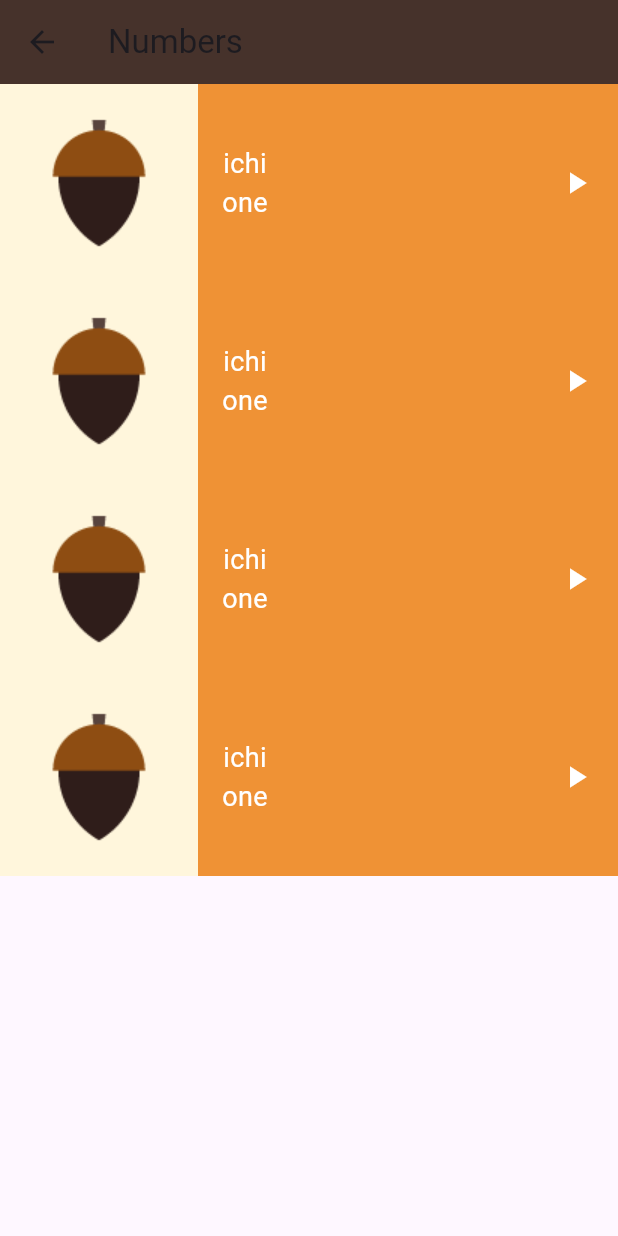
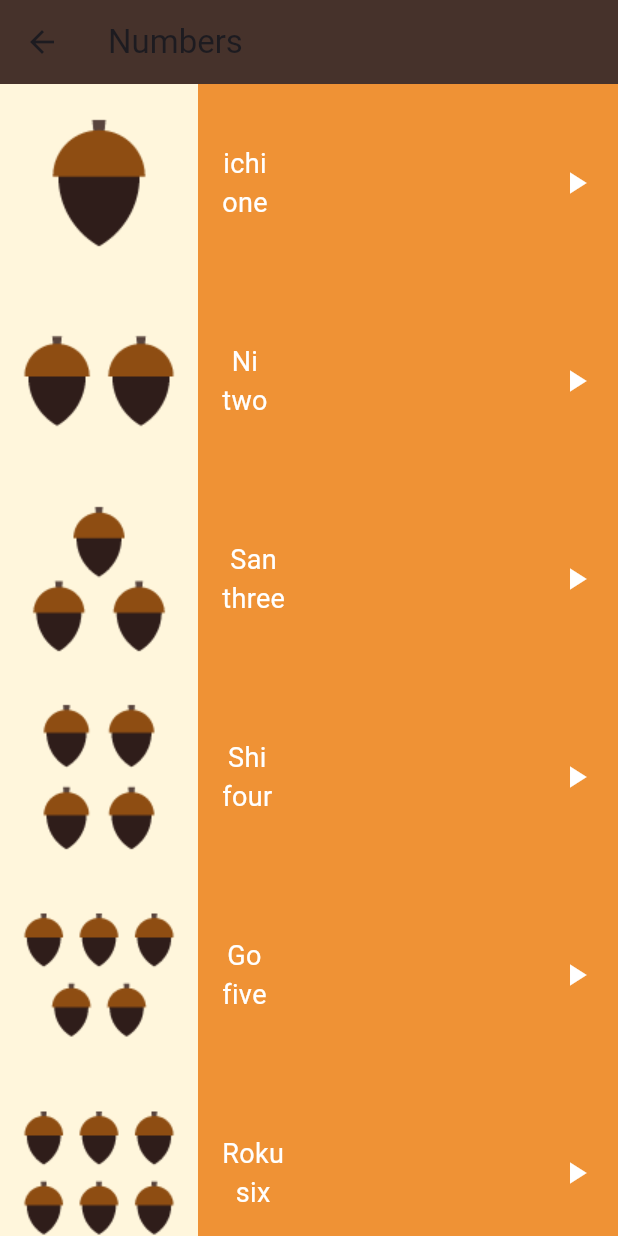
Before and after one commit to faresarar/toku, a Flutter app: the NumberScreen screen opened directly, on a phone screen of 412 x 824 dp. Run offline on Flutter 3.47's test engine with Material 3 defaults, Android fonts, the phone set to English and light mode, and no system bars.

Commit message:
creating list of numbers

```diff
--- a/lib/screens/number_screen.dart
+++ b/lib/screens/number_screen.dart
@@ -5,11 +5,68 @@
 
 class NumberScreen extends StatelessWidget {
   const NumberScreen({super.key});
-   final Number one = const Number(
-    image: "assets/images/numbers/number_one.png",
-    jpName: "ichi",
-    enName: "one",
-  );
+   final List<Number> numbers = const [
+     Number(
+       image: "assets/images/numbers/number_one.png",
+       jpName: "ichi",
+       enName: "one",
+     ),
+     Number(
+       //sound: 'sounds/numbers/number_two_sound.mp3',
+       jpName: 'Ni',
+       enName: 'two',
+       image: 'assets/images/numbers/number_two.png',
+     ),
+     Number(
+       //sound: 'sounds/numbers/number_one_sound.mp3',
+       jpName: 'San',
+       enName: 'three',
+       image: 'assets/images/numbers/number_three.png',
+     ),
+     Number(
+       //sound: 'sounds/numbers/number_one_sound.mp3',
+       jpName: 'Shi',
+       enName: 'four',
+       image: 'assets/images/numbers/number_four.png',
+     ),
+     Number(
+       //sound: 'sounds/numbers/number_one_sound.mp3',
+       jpName: 'Go',
+       enName: 'five',
+       image: 'assets/images/numbers/number_five.png',
+     ),
+     Number(
+       //sound: 'sounds/numbers/number_one_sound.mp3',
+       jpName: 'Roku',
+       enName: 'six',
+       image: 'assets/images/numbers/number_six.png',
+     ),
+     Number(
+       //sound: 'sounds/numbers/number_one_sound.mp3',
+       jpName: 'Sebun',
+       enName: 'seven',
+       image: 'assets/images/numbers/number_seven.png',
+     ),
+     Number(
+       //sound: 'sounds/numbers/number_one_sound.mp3',
+       jpName: 'hachi',
+       enName: 'eight',
+       image: 'assets/images/numbers/number_eight.png',
+     ),
+     Number(
+       //sound: 'sounds/numbers/number_one_sound.mp3',
+       jpName: 'Kyū',
+       enName: 'nine',
+       image: 'assets/images/numbers/number_nine.png',
+     ),
+     Number(
+       //sound: 'sounds/numbers/number_one_sound.mp3',
+       jpName: 'Jū',
+       enName: 'ten',
+       image: 'assets/images/numbers/number_ten.png',
+     ),
+   ];
+
   @override
   Widget build(BuildContext context) {
     return Scaffold(
@@ -19,11 +76,16 @@
       ),
       body: ListView(
         children: [
-          Item(number: one,),
-          Item(number: one,),
-          Item(number: one,),
-          Item(number: one,),
-
+          Item(number: numbers[0],),
+          Item(number: numbers[1],),
+          Item(number: numbers[2],),
+          Item(number: numbers[3],),
+          Item(number: numbers[4],),
+          Item(number: numbers[5],),
+          Item(number: numbers[6],),
+          Item(number: numbers[7],),
+          Item(number: numbers[8],),
+          Item(number: numbers[9],),
         ],
       )
     );
```
